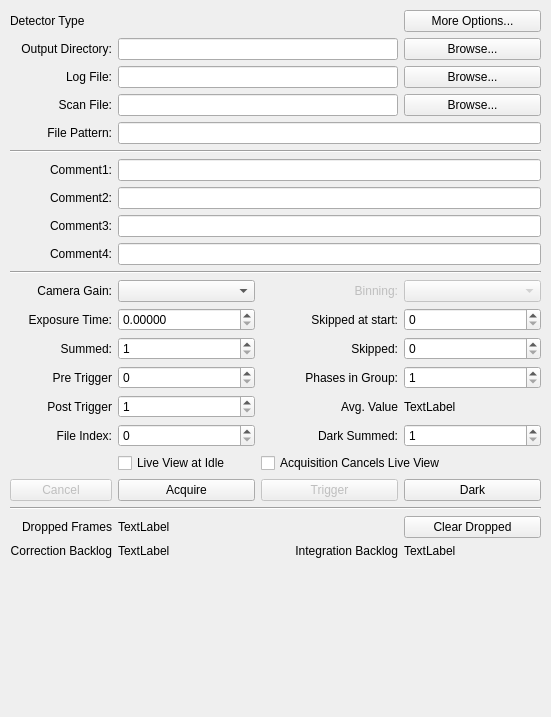
This is source/qxrdacquisitiondialog.ui in guyjennings/qxrd as Qt 5 draws it before an edit. The edited form follows.
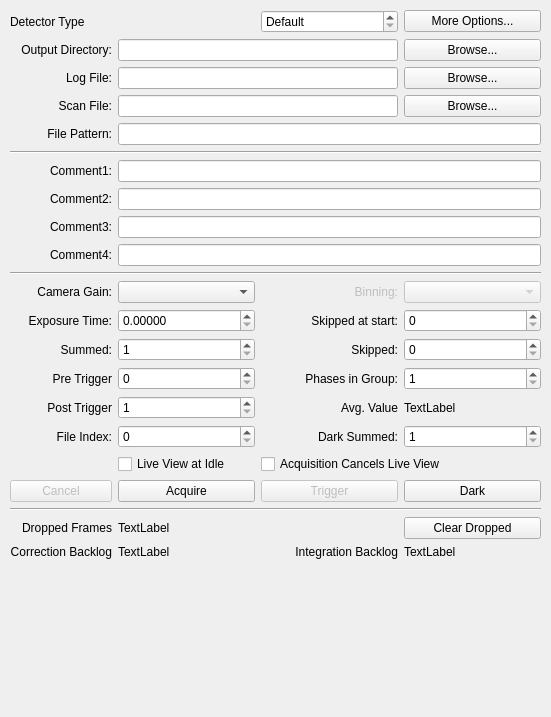
This is the edited form. Icons and pictures are not drawn. Custom widgets are drawn as their Qt base class.

Commit message: Added a detector number parameter to distinguish between multiple detectors on the same machine

```diff
--- a/source/qxrdacquisitiondialog.ui
+++ b/source/qxrdacquisitiondialog.ui
@@ -50,13 +50,6 @@
           </property>
          </widget>
         </item>
-        <item row="0" column="0">
-         <widget class="QLabel" name="m_DetectorTypeNameLabel">
-          <property name="text">
-           <string>Detector Type</string>
-          </property>
-         </widget>
-        </item>
         <item row="0" column="3">
          <widget class="QPushButton" name="m_AcquireOptionsButton">
           <property name="toolTip">
@@ -895,6 +888,23 @@
           </property>
          </widget>
         </item>
+        <item row="0" column="0" colspan="2">
+         <widget class="QLabel" name="m_DetectorTypeNameLabel">
+          <property name="text">
+           <string>Detector Type</string>
+          </property>
+         </widget>
+        </item>
+        <item row="0" column="2">
+         <widget class="QSpinBox" name="m_DetectorNumber">
+          <property name="specialValueText">
+           <string>Default</string>
+          </property>
+          <property name="prefix">
+           <string>Number</string>
+          </property>
+         </widget>
+        </item>
        </layout>
       </widget>
       <widget class="QWidget" name="m_WatcherPage"/>
```
The commit also changes 5 other files.
